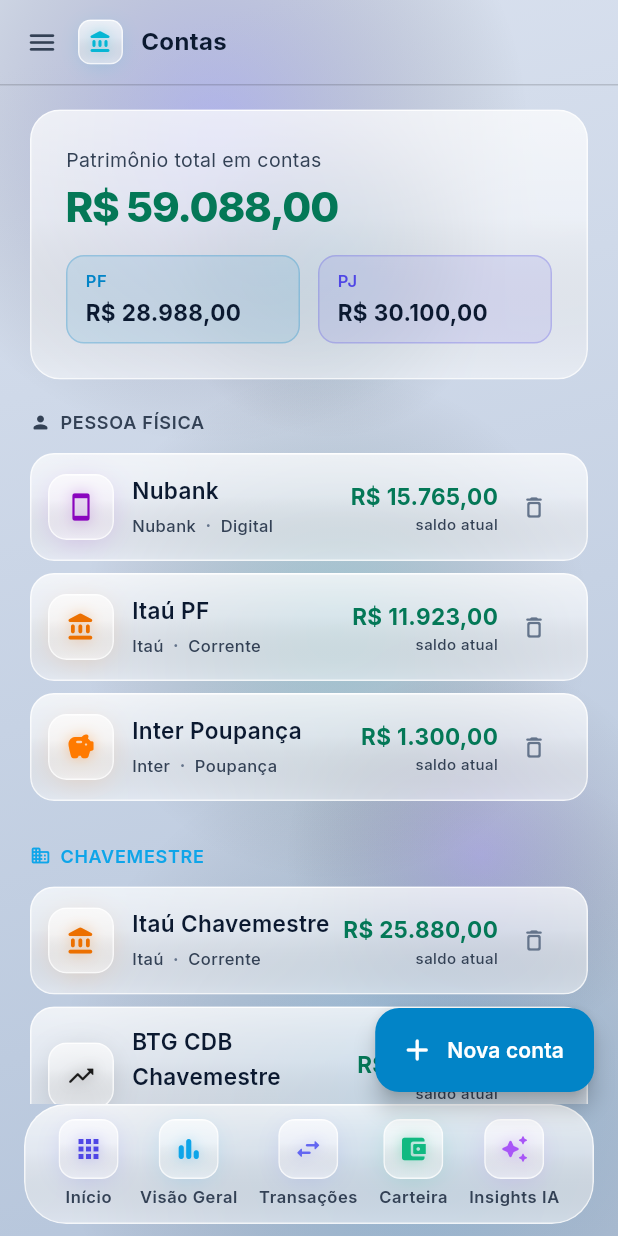
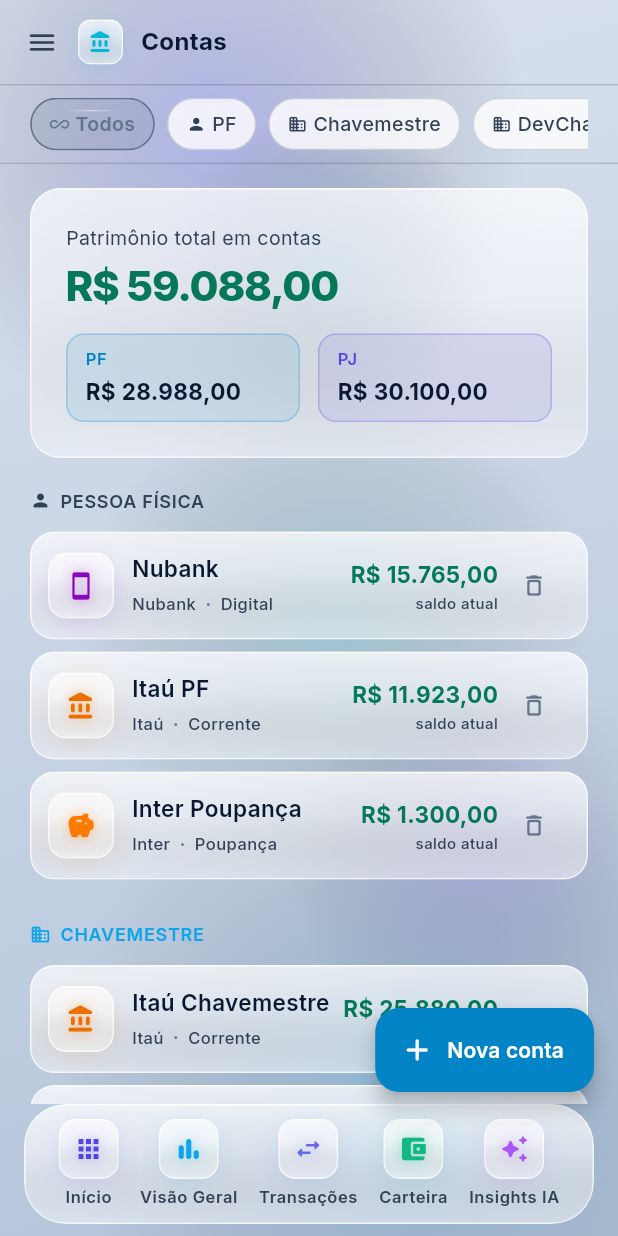
Before and after one commit to devchave/MaestroFinancas, a Flutter app: the AccountsScreen screen opened by its route, on a phone screen of 412 x 824 dp. Run offline on Flutter 3.47's test engine with Material 3 defaults, Android fonts, the phone set to English and light mode, and no system bars; our stand-ins replace flutter_animate, go_router, google_fonts.

Commit message:
Add global context filter (PF / PJ / specific company)
- state/app_context.dart: AppContext singleton (ChangeNotifier)
  - _CtxKind: all / pf / company
  - setAll/setPF/setCompany(id) mutators
  - matchesAccount / matchesTransaction helpers
  - filterAccounts / filterTransactions convenience methods
  - label + color getters for UI headers

- widgets/context_bar.dart: horizontal scrollable row of StatusChips
  (Todos | PF | [each Company]) — shown at top of every screen

- AppShell: showContextBar flag (true by default); renders ContextBar
  between top bar and content on both desktop and mobile

- Companies screen opts out (showContextBar: false) — it's about
  managing companies, not filtering by them

- Accounts / Cards / Transactions screens now listen to AppContext
  and filter their data accordingly:
  - Accounts: filterAccounts(store.all)
  - Cards: filter by linked account matching context
  - Transactions: filterTransactions, then recompute income/expense
    from the filtered set

Next (7b): build Wallet screen using the filter.

https://claude.ai/code/session_011YfDwKA5sEXCSYcbTsZePf

```diff
--- a/app/lib/screens/tools/accounts_screen.dart
+++ b/app/lib/screens/tools/accounts_screen.dart
@@ -1,6 +1,7 @@
 import 'package:flutter/material.dart';
 import '../../models/finance.dart';
 import '../../models/transaction.dart';
+import '../../state/app_context.dart';
 import '../../theme/app_colors.dart';
 import '../../theme/app_radius.dart';
 import '../../theme/app_spacing.dart';
@@ -81,10 +82,11 @@ class _AccountsScreenState extends State<AccountsScreen> {
                 color: Colors.white, fontWeight: FontWeight.w600)),
       ),
       content: ListenableBuilder(
-        listenable:
-            Listenable.merge([_store, _companyStore, _txStore]),
+        listenable: Listenable.merge(
+            [_store, _companyStore, _txStore, AppContext.instance]),
         builder: (context, _) {
-          final all = _store.all;
+          // Aplica filtro de contexto global
+          final all = AppContext.instance.filterAccounts(_store.all);
           if (all.isEmpty) {
             return _EmptyState(onAdd: () => _openForm());
           }
--- a/app/lib/screens/tools/companies_screen.dart
+++ b/app/lib/screens/tools/companies_screen.dart
@@ -63,6 +63,7 @@ class _CompaniesScreenState extends State<CompaniesScreen> {
   Widget build(BuildContext context) {
     return AppShell(
       showTopBar: true,
+      showContextBar: false,
       currentId: 'companies',
       floatingActionButton: FloatingActionButton.extended(
         backgroundColor: AppColors.accent1,
--- /dev/null
+++ b/app/lib/state/app_context.dart
@@ -0,0 +1,85 @@
+import 'package:flutter/material.dart';
+import '../models/finance.dart';
+import '../models/transaction.dart';
+
+enum _CtxKind { all, pf, company }
+
+/// Contexto global do app — filtra dados exibidos em todas as telas.
+///
+/// Usuário escolhe entre:
+/// - **Todos**: PF + todas as empresas (sem filtro)
+/// - **PF**: apenas conta/transações pessoais
+/// - **Empresa X**: apenas de uma PJ específica
+///
+/// As ferramentas consomem `AppContext.instance` via `ListenableBuilder`
+/// e filtram via helpers `matchesAccount` / `matchesTransaction`.
+class AppContext extends ChangeNotifier {
+  static final AppContext _i = AppContext._();
+  static AppContext get instance => _i;
+  AppContext._();
+
+  _CtxKind _kind = _CtxKind.all;
+  String? _companyId;
+
+  bool get isAll => _kind == _CtxKind.all;
+  bool get isPF => _kind == _CtxKind.pf;
+  bool get isCompany => _kind == _CtxKind.company;
+  bool isSpecificCompany(String id) => isCompany && _companyId == id;
+  String? get selectedCompanyId => _companyId;
+
+  /// Rótulo amigável do contexto atual (p/ headers).
+  String get label {
+    if (isAll) return 'Todos';
+    if (isPF) return 'Pessoa física';
+    final c = CompanyStore.instance.byId(_companyId ?? '');
+    return c?.fantasyName ?? 'Empresa';
+  }
+
+  /// Cor de destaque do contexto.
+  Color get color {
+    if (isAll) return const Color(0xFF64748B); // slate-500
+    if (isPF) return const Color(0xFF0284C7);  // accent1-ish
+    final c = CompanyStore.instance.byId(_companyId ?? '');
+    return c?.color ?? const Color(0xFF64748B);
+  }
+
+  void setAll() {
+    _kind = _CtxKind.all;
+    _companyId = null;
+    notifyListeners();
+  }
+
+  void setPF() {
+    _kind = _CtxKind.pf;
+    _companyId = null;
+    notifyListeners();
+  }
+
+  void setCompany(String id) {
+    _kind = _CtxKind.company;
+    _companyId = id;
+    notifyListeners();
+  }
+
+  /// Testa se uma conta faz parte do contexto atual.
+  bool matchesAccount(Account a) {
+    if (isAll) return true;
+    if (isPF) return a.isPF;
+    return a.companyId == _companyId;
+  }
+
+  /// Testa se uma transação faz parte do contexto atual.
+  bool matchesTransaction(Transaction t) {
+    final a = t.account;
+    if (a == null) return isAll;
+    return matchesAccount(a);
+  }
+
+  /// Lista filtrada de contas.
+  List<Account> filterAccounts(List<Account> all) =>
+      all.where(matchesAccount).toList();
+
+  /// Lista filtrada de transações.
+  List<Transaction> filterTransactions(List<Transaction> all) =>
+      all.where(matchesTransaction).toList();
+}
--- a/app/lib/widgets/app_shell.dart
+++ b/app/lib/widgets/app_shell.dart
@@ -7,6 +7,7 @@ import '../theme/app_spacing.dart';
 import '../theme/app_typography.dart';
 import 'animated_background.dart';
 import 'app_ui.dart';
+import 'context_bar.dart';
 import 'version_badge.dart';
 
 const _kCollapsed = 64.0;
@@ -39,6 +40,10 @@ class AppShell extends StatefulWidget {
   /// FAB.
   final Widget? floatingActionButton;
 
+  /// Mostra barra de contexto (Todos/PF/Empresas). `true` por padrão.
+  /// Telas como Configurações ou Empresas podem desabilitar.
+  final bool showContextBar;
+
   const AppShell({
     super.key,
     required this.currentId,
@@ -46,6 +51,7 @@ class AppShell extends StatefulWidget {
     this.showTopBar = false,
     this.trailing,
     this.floatingActionButton,
+    this.showContextBar = true,
   });
 
   @override
@@ -124,6 +130,7 @@ class _AppShellState extends State<AppShell> {
                   showMenu: false,
                   onMenu: () {},
                 ),
+              if (widget.showContextBar) const ContextBar(),
               Expanded(child: widget.content),
               const _QuickDock(),
             ],
@@ -148,6 +155,7 @@ class _AppShellState extends State<AppShell> {
           // Home sem top bar: ainda precisa de hamburger para abrir drawer
           _HomeBar(
               onMenu: () => _scaffoldKey.currentState?.openDrawer()),
+        if (widget.showContextBar) const ContextBar(),
         Expanded(child: widget.content),
         const _QuickDock(),
       ],
--- /dev/null
+++ b/app/lib/widgets/context_bar.dart
@@ -0,0 +1,66 @@
+import 'package:flutter/material.dart';
+import '../models/finance.dart';
+import '../state/app_context.dart';
+import '../theme/app_colors.dart';
+import '../theme/app_spacing.dart';
+import 'app_ui.dart';
+
+/// Barra horizontal de seleção de contexto (Todos / PF / cada Empresa).
+/// Fica no topo do AppShell em telas que respeitam o filtro.
+class ContextBar extends StatelessWidget {
+  const ContextBar({super.key});
+
+  @override
+  Widget build(BuildContext context) {
+    return ListenableBuilder(
+      listenable: Listenable.merge(
+          [AppContext.instance, CompanyStore.instance]),
+      builder: (context, _) {
+        final ctx = AppContext.instance;
+        final companies = CompanyStore.instance.all;
+
+        return Container(
+          padding: const EdgeInsets.symmetric(
+              horizontal: AppSpacing.screen, vertical: AppSpacing.sm),
+          decoration: const BoxDecoration(
+            border: Border(
+              bottom: BorderSide(color: AppColors.glassBorder),
+            ),
+          ),
+          child: SingleChildScrollView(
+            scrollDirection: Axis.horizontal,
+            child: Row(
+              children: [
+                StatusChip(
+                  label: 'Todos',
+                  icon: Icons.all_inclusive_rounded,
+                  color: const Color(0xFF64748B),
+                  selected: ctx.isAll,
+                  onTap: () => ctx.setAll(),
+                ),
+                const SizedBox(width: AppSpacing.sm),
+                StatusChip(
+                  label: 'PF',
+                  icon: Icons.person_rounded,
+                  color: AppColors.accent1,
+                  selected: ctx.isPF,
+                  onTap: () => ctx.setPF(),
+                ),
+                for (final c in companies) ...[
+                  const SizedBox(width: AppSpacing.sm),
+                  StatusChip(
+                    label: c.fantasyName,
+                    icon: Icons.business_rounded,
+                    color: c.color,
+                    selected: ctx.isSpecificCompany(c.id),
+                    onTap: () => ctx.setCompany(c.id),
+                  ),
+                ],
+              ],
+            ),
+          ),
+        );
+      },
+    );
+  }
+}
```
Also changed, not shown: app/lib/screens/tools/cards_screen.dart (+8 -3 lines), app/lib/screens/tools/transactions_screen.dart (+11 -4 lines).
